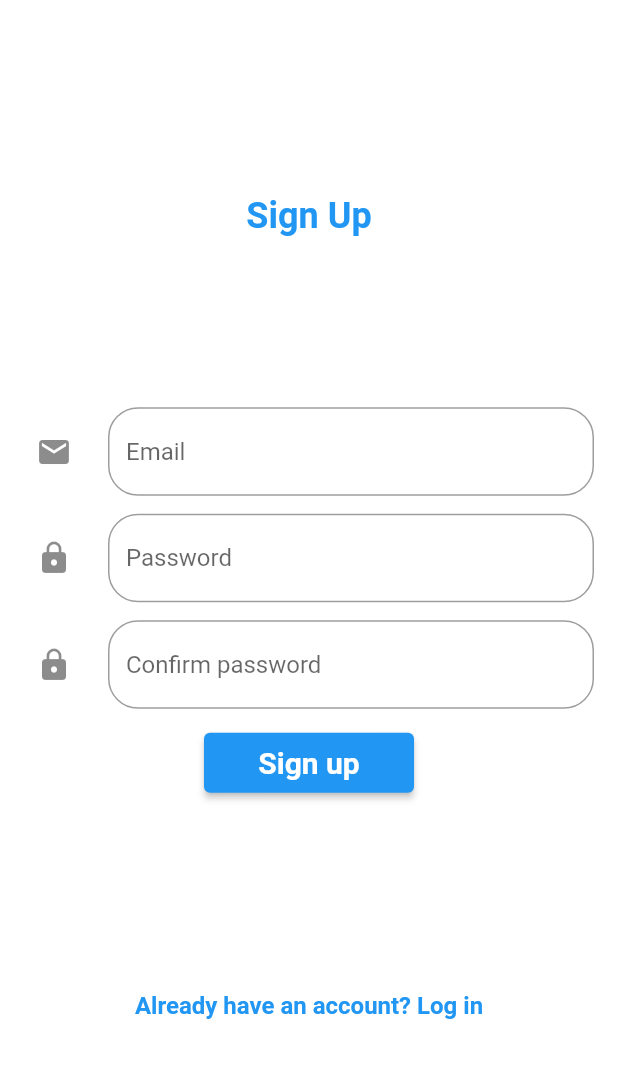
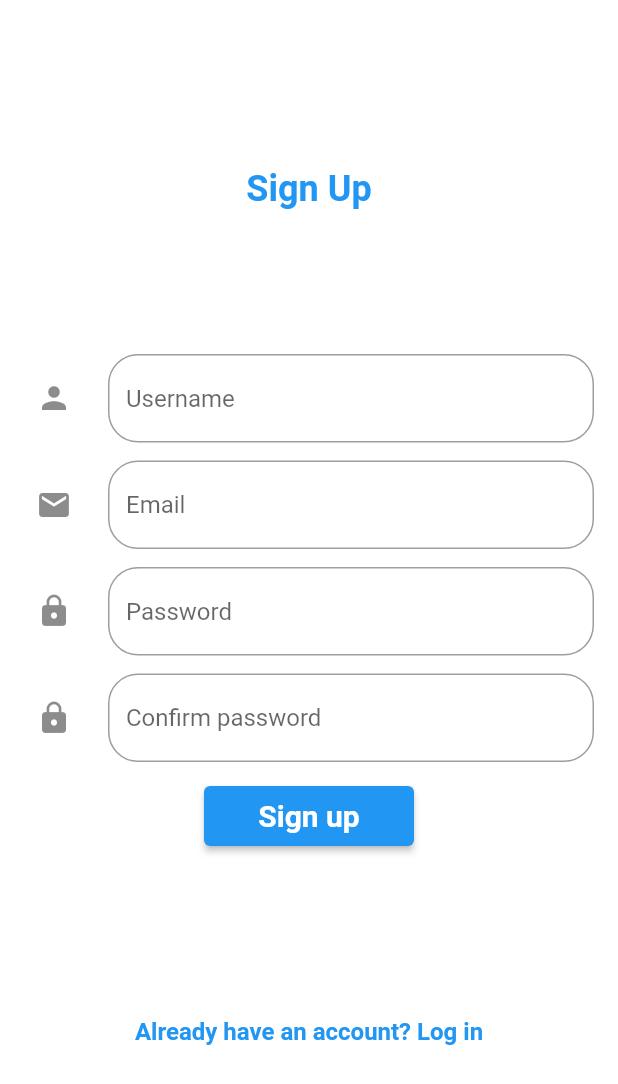
Before and after one commit to jaimegalanmartinez/UVSplatform, a Flutter app: the SignUpScreen screen opened directly, on a phone screen of 412 x 824 dp. Shown: the top 1084 px of the screen. Run offline on Flutter 3.47's test engine with Material 2 defaults, Android fonts, the light colour scheme and no system bars; our stand-ins replace firebase_auth, firebase_core; accounts and stored records are empty; generated files the repository leaves out were written again.

Commit message:
Added username to signup

```diff
--- a/uvsp_app/lib/forms/form_signup.dart
+++ b/uvsp_app/lib/forms/form_signup.dart
@@ -3,9 +3,7 @@ import 'package:flutter/foundation.dart';
 import 'package:flutter/material.dart';
 
 import 'package:uvsp_app/forms/form_validators.dart';
-import 'package:uvsp_app/screens/home_screen.dart';
 import 'package:uvsp_app/screens/login_screen.dart';
-
 import 'package:uvsp_app/utils/constants.dart';
 
 
@@ -24,7 +22,6 @@ class _SignUpFormState extends State<SignUpForm> {
   late String _userEmail;
   late String _username;
   late String _userPassword;
-  late String _confirmPassword;
 
   @override
   Widget build(BuildContext context) {
@@ -33,6 +30,24 @@ class _SignUpFormState extends State<SignUpForm> {
       child: Column(
         mainAxisAlignment: MainAxisAlignment.spaceAround,
         children: [
+          TextFormField(
+            decoration: InputDecoration(
+              icon: const Padding(
+                padding: EdgeInsets.all(8.0),
+                child: Icon(Icons.person),
+              ),
+              border: OutlineInputBorder(
+                borderSide: const BorderSide(),
+                borderRadius: BorderRadius.circular(20.0),
+              ),
+              hintText: 'Username',
+            ),
+            validator: validateUsername,
+            onSaved: (value) => _username = value!,
+          ),
+          const SizedBox(
+            height: 12.0,
+          ),
           TextFormField(
             decoration: InputDecoration(
               icon: const Padding(
@@ -98,7 +113,6 @@ class _SignUpFormState extends State<SignUpForm> {
               }
             },
             obscureText: true,
-            onSaved: (value) => _confirmPassword = value!,
           ),
           const SizedBox(
             height: 12.0,
@@ -115,7 +129,8 @@ class _SignUpFormState extends State<SignUpForm> {
                 if (kDebugMode) {
                   print('User email: $_userEmail with password: $_userPassword');
                 }
-                  final newUserCredential = await _auth.createUserWithEmailAndPassword(email: _userEmail.trim(), password: _userPassword.trim()).then((value) {
+                  await _auth.createUserWithEmailAndPassword(email: _userEmail.trim(), password: _userPassword.trim()).then((newUserCredential) {
+                    newUserCredential.user?.updateDisplayName(_username);
                     ScaffoldMessenger.of(context).showSnackBar(
                         const SnackBar(content: Text('Successfully registered. You can login now')));
                     Navigator.push(context, MaterialPageRoute(builder: (context) => const LoginScreen()));
--- a/uvsp_app/lib/main.dart
+++ b/uvsp_app/lib/main.dart
@@ -21,6 +21,9 @@ class MyApp extends StatelessWidget {
       theme: ThemeData(
         // This is the theme of your application.
         primarySwatch: Colors.blue,
+        appBarTheme: const AppBarTheme(
+          backgroundColor: Colors.blue,
+        )
       ),
       home: const LoginScreen(),
     );
```
Also changed, not shown: uvsp_app/lib/screens/home_screen.dart (+50 -31 lines).
